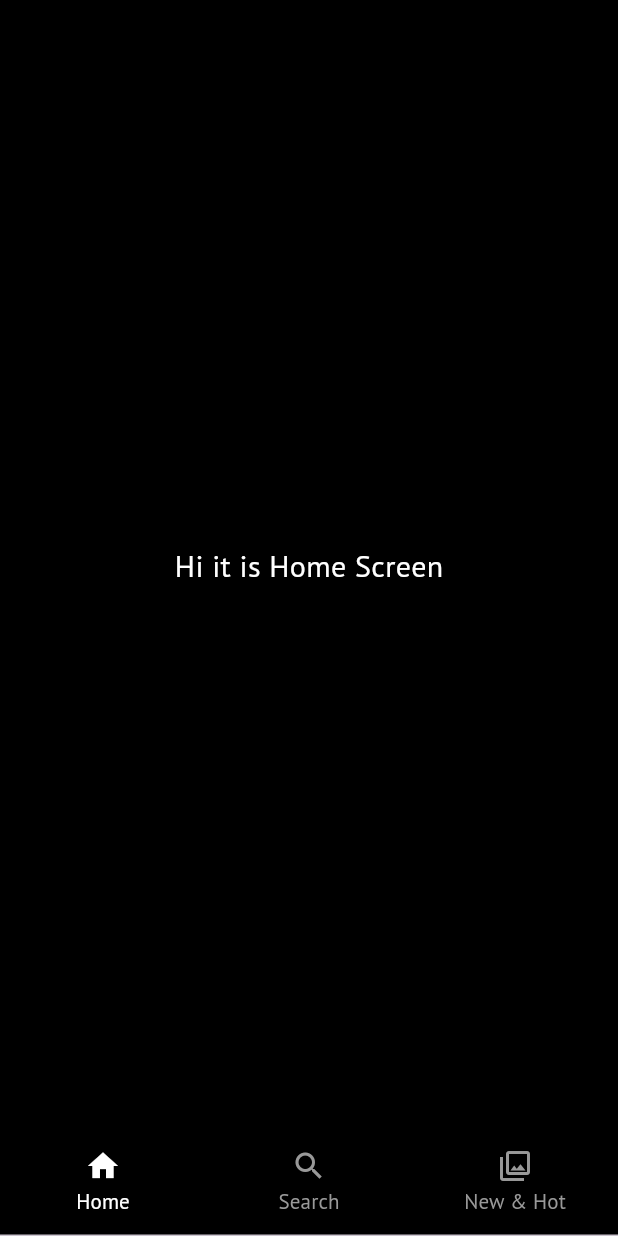
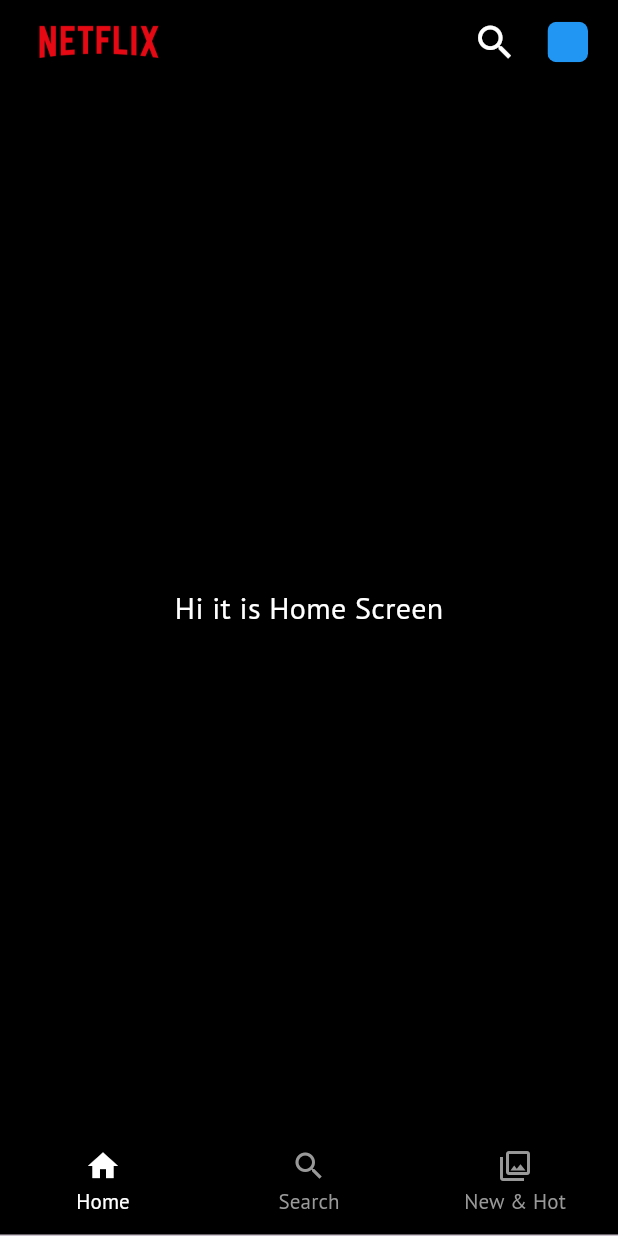
Before and after one commit to Hasib-39/netflix_clone, a Flutter app: the screen it shows after launch, on a phone screen of 412 x 824 dp. Run offline on Flutter 3.47's test engine with Material 3 defaults, Android fonts, the phone set to English and light mode, and no system bars; our stand-ins replace google_fonts, lottie.

Commit message:
AppBar added on HomeScreen

```diff
--- /dev/null
+++ b/lib/common/utils.dart
@@ -0,0 +1,5 @@
+import 'package:flutter/material.dart';
+
+const apiKey = "4ce1092f9d4cb7dbed8c2346d770683c";
+const kBackgroundColor = Colors.black;
+const imageUrl = "https://image.tmdb.org/t/p/w500";
--- a/lib/screens/home_screen.dart
+++ b/lib/screens/home_screen.dart
@@ -1,4 +1,5 @@
 import 'package:flutter/material.dart';
+import 'package:netflix_clone/common/utils.dart';
 
 class HomeScreen extends StatefulWidget {
   const HomeScreen({super.key});
@@ -11,7 +12,39 @@ class _HomeScreenState extends State<HomeScreen> {
   @override
   Widget build(BuildContext context) {
     return Scaffold(
-      body: Center(
+      appBar: AppBar(
+        backgroundColor: kBackgroundColor,
+        title: Image.asset(
+            "assets/logo.png",
+          height: 50,
+          width: 100,
+        ),
+        actions: [
+          Padding(
+            padding: const EdgeInsets.only(right: 20.0),
+            child: InkWell(
+              onTap: (){
+
+              },
+                child: const Icon(
+                  size: 30,
+                    Icons.search,
+                  color: Colors.white,
+                ),
+            ),
+          ),
+          ClipRRect(
+            borderRadius: BorderRadius.circular(6),
+            child: Container(
+              color: Colors.blue,
+              height: 27,
+              width: 27,
+            ),
+          ),
+          SizedBox(width: 20,)
+        ],
+      ),
+      body: const Center(
         child: Text('Hi it is Home Screen'),
       ),
     );
--- a/lib/screens/more_screen.dart
+++ b/lib/screens/more_screen.dart
@@ -10,7 +10,7 @@ class MoreScreen extends StatefulWidget {
 class _MoreScreenState extends State<MoreScreen> {
   @override
   Widget build(BuildContext context) {
-    return Scaffold(
+    return const Scaffold(
       body: Center(
         child: Text('This is more screen'),
       ),
--- a/lib/screens/search_screen.dart
+++ b/lib/screens/search_screen.dart
@@ -10,7 +10,7 @@ class SearchScreen extends StatefulWidget {
 class _SearchScreenState extends State<SearchScreen> {
   @override
   Widget build(BuildContext context) {
-    return Scaffold(
+    return const Scaffold(
       body: Center(
         child: Text('This is Search Screen'),
       ),
```
